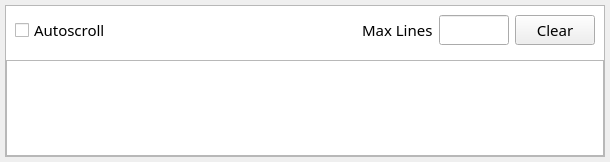
The window that src/QSview/resources/console.ui (BCDA-APS/QSview) describes before a commit, drawn with Qt 5.
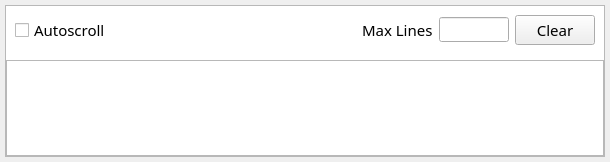
The same window after the commit. Icons and pictures are not drawn.

Commit message: Adjust ui file for Linux compatibility

```diff
--- a/src/QSview/resources/console.ui
+++ b/src/QSview/resources/console.ui
@@ -109,6 +109,11 @@
              <height>16777215</height>
             </size>
            </property>
+           <property name="font">
+            <font>
+             <pointsize>9</pointsize>
+            </font>
+           </property>
           </widget>
          </item>
          <item>
```
Left out of the diff: 10 changed lines with no effect on the pictures. The commit also changes 1 other file.
